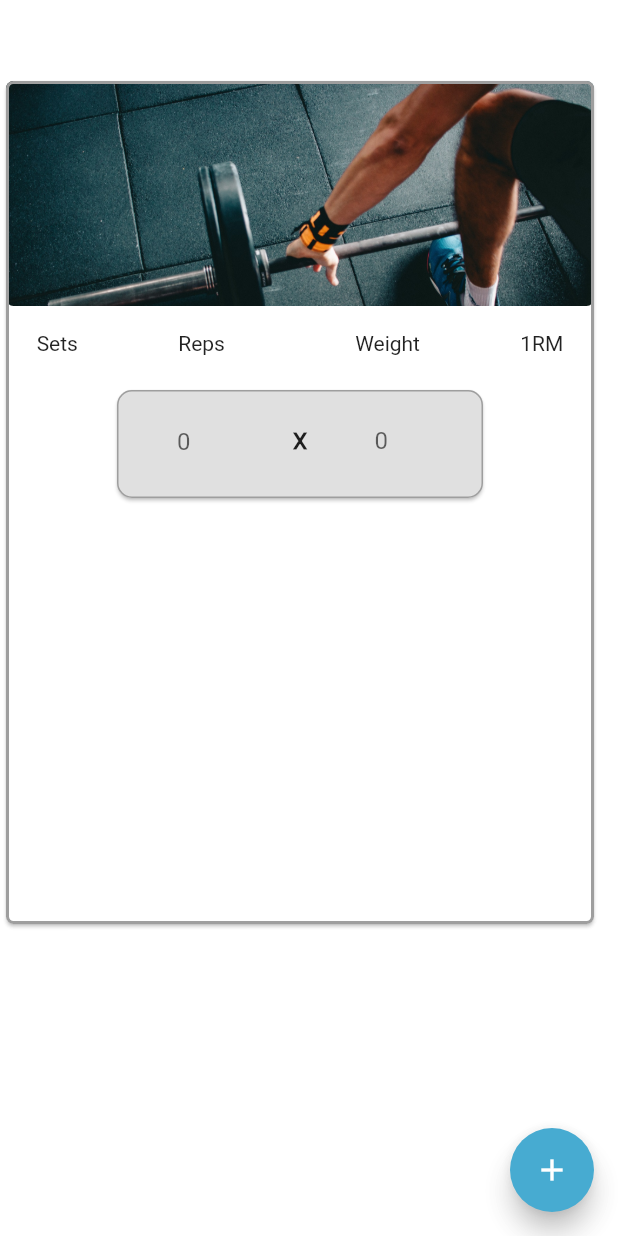
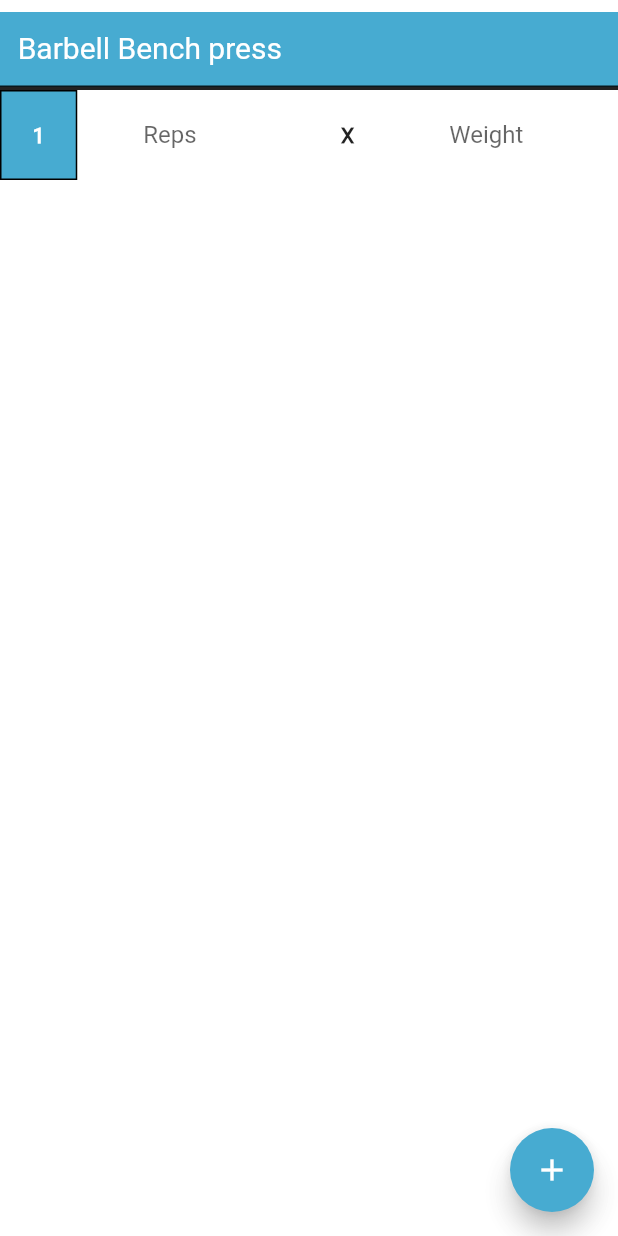
Before and after one commit to joelplotnik/HunterFit, a Flutter app: the WeightsView screen opened directly, after a tap on the "add" icon, on a phone screen of 412 x 824 dp. Run offline on Flutter 3.47's test engine with Material 2 defaults, Android fonts, the phone set to English and light mode, and no system bars; our stand-ins replace flutter_svg, font_awesome_flutter, google_maps_flutter, location, sqflite; accounts and stored records are empty.

Commit message:
Changed weights page
s

df

```diff
--- a/lib/view/weights_view.dart
+++ b/lib/view/weights_view.dart
@@ -11,6 +11,11 @@ class WeightsView extends StatefulWidget {
 
 class _WeightsViewState extends State<WeightsView> {
   List<Widget> _setsList = [];
+  int number = 1;
+
+  BoxDecoration myBoxDecoration() {
+    return BoxDecoration(border: Border.all(), color: Color(0xFF47ABD1));
+  }
 
   Widget _setCard() {
     return Padding(
@@ -69,71 +74,111 @@ class _WeightsViewState extends State<WeightsView> {
     );
   }
 
+  Widget _setCard2() {
+    return Row(
+      children: [
+        Expanded(
+          child: Container(
+            height: 60,
+            alignment: Alignment.center,
+            child: const Text(
+              '1',
+              style: TextStyle(
+                color: Colors.white,
+                fontWeight: FontWeight.bold,
+              ),
+            ),
+            decoration: myBoxDecoration(),
+          ),
+        ),
+        const Expanded(
+          flex: 3,
+          child: TextField(
+            textAlign: TextAlign.center,
+            maxLength: 3,
+            keyboardType: TextInputType.number,
+            decoration: InputDecoration(
+              contentPadding:
+                  EdgeInsets.symmetric(vertical: 10, horizontal: 33),
+              hintText: "Reps",
+              suffix: Text('reps'),
+              counterText: "",
+              border: InputBorder.none,
+            ),
+          ),
+        ),
+        const Expanded(
+          child: Text(
+            "X",
+            textAlign: TextAlign.center,
+            style: TextStyle(
+              fontWeight: FontWeight.bold,
+            ),
+          ),
+        ),
+        const Expanded(
+          flex: 3,
+          child: TextField(
+            textAlign: TextAlign.center,
+            maxLength: 3,
+            keyboardType: TextInputType.number,
+            decoration: InputDecoration(
+              contentPadding:
+                  EdgeInsets.symmetric(vertical: 10, horizontal: 31),
+              hintText: "Weight",
+              counterText: "",
+              border: InputBorder.none,
+              suffix: Text('lbs'),
+            ),
+          ),
+        ),
+      ],
+    );
+  }
+
   @override
   Widget build(BuildContext context) {
     return Scaffold(
       backgroundColor: Colors.white70,
       body: Column(
-        mainAxisAlignment: MainAxisAlignment.start,
         crossAxisAlignment: CrossAxisAlignment.center,
         children: [
           SizedBox(
+            height: 8,
+          ),
+          Container(
+            alignment: Alignment(-.9, -.1),
+            child: const Text(
+              "Barbell Bench press",
+              style: TextStyle(
+                  fontSize: 20,
+                  fontWeight: FontWeight.w500,
+                  color: Colors.white),
+            ),
+            color: Color(0xFF47ABD1),
             height: 50,
           ),
-          Stack(
-            children: [
-              Container(
-                width: 400,
-                height: 570,
-                child: Card(
-                  shape: RoundedRectangleBorder(
-                    borderRadius: BorderRadius.circular(5),
-                    side: const BorderSide(
-                      color: Colors.grey,
-                      width: 2,
+          Divider(
+            color: Colors.black87,
+            height: 2,
+            thickness: 3,
           ),
-                  ),
-                  child: ListView(
-                    physics: const NeverScrollableScrollPhysics(),
-                    children: [
-                      Container(
-                        height: 150,
-                        decoration: BoxDecoration(
-                          borderRadius: BorderRadius.circular(5),
-                          image: const DecorationImage(
-                            image: AssetImage("assets/images/Deadlift.jpeg"),
-                            fit: BoxFit.fitWidth,
-                            alignment: Alignment.topCenter,
-                          ),
-                        ),
-                      ),
-                      Row(
-                        mainAxisAlignment: MainAxisAlignment.spaceBetween,
-                        children: const [
-                          SizedBox(width: 2, height: 50),
-                          Text("Sets"),
-                          SizedBox(width: 30),
-                          Text("Reps"),
-                          SizedBox(width: 50),
-                          Text("Weight"),
-                          SizedBox(width: 30),
-                          Text("1RM"),
-                          SizedBox(width: 2),
-                        ],
-                      ),
-                      ListView.builder(
+          Expanded(
+            child: ListView.separated(
               shrinkWrap: true,
               itemCount: _setsList.length,
               itemBuilder: (context, index) {
                 return _setsList[index];
               },
-                      ),
-                    ],
+              separatorBuilder: (BuildContext context, int index) {
+                return Divider(
+                  color: Colors.grey,
+                  height: 1,
+                  thickness: 1,
+                );
+              },
             ),
           ),
-              ),
-            ],
-          )
         ],
       ),
       floatingActionButtonLocation: FloatingActionButtonLocation.endFloat,
@@ -143,7 +188,7 @@ class _WeightsViewState extends State<WeightsView> {
         elevation: 7,
         onPressed: () {
           setState(() {
-            _setsList.add(_setCard());
+            _setsList.add(_setCard2());
           });
         },
       ),
```
Lines whose indentation alone changed are shown as unchanged.
